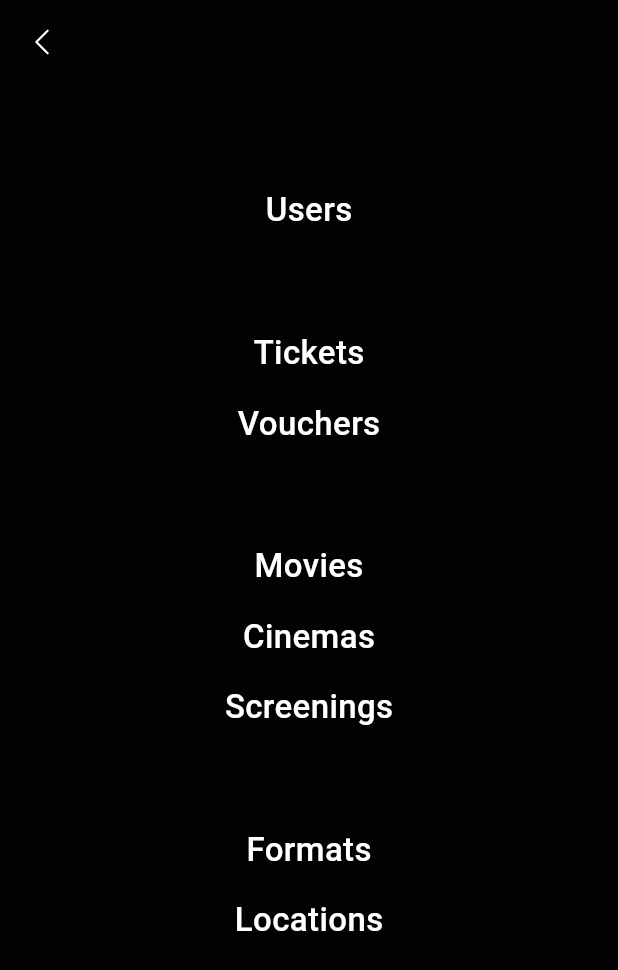
After one commit to nhatnguyen130102/movieTicketBookingApp, a Flutter app: the DashboardPage screen opened directly, after a tap on an icon or button, on a phone screen of 412 x 824 dp. The commit adds this screen. Shown: the top 970 px of the screen. Run offline on Flutter 3.47's test engine with Material 3 defaults, Android fonts, the phone set to English and light mode, and no system bars; our stand-ins replace barcode_widget, carousel_slider, cloud_firestore, expandable_text, firebase_auth, firebase_core and 11 more; missing offline and left inert: pay; accounts and stored records are empty.

Commit message:
update by Thao

```diff
--- a/lib/screen/admin/AD_dashboard.dart
+++ b/lib/screen/admin/AD_dashboard.dart
@@ -4,6 +4,8 @@ import 'package:gap/gap.dart';
 import '../../style/style.dart';
 import 'AD_editor.dart';
 import 'package:heroicons/heroicons.dart';
+
+import 'AD_sidebar.dart';
 
 
 
@@ -44,6 +46,21 @@ class _DashboardPageState extends State<DashboardPage> {
                     );
                   },
                   child: HeroIcon(HeroIcons.pencil),
+                ),
+              ),
+              Gap(8),
+              Container(
+                margin: EdgeInsets.only(right: 20),
+                child: GestureDetector(
+                  onTap: () {
+                    Navigator.push(
+                      context,
+                      MaterialPageRoute(
+                        builder: (context) => SidebarPage(),
+                      ),
+                    );
+                  },
+                  child: HeroIcon(HeroIcons.bars2),
                 ),
               ),
             ],
--- /dev/null
+++ b/lib/screen/admin/AD_sidebar.dart
@@ -0,0 +1,110 @@
+import 'package:flutter/material.dart';
+import 'package:gap/gap.dart';
+import 'package:heroicons/heroicons.dart';
+
+import '../../style/style.dart';
+
+class SidebarPage extends StatefulWidget {
+  const SidebarPage({super.key});
+
+  @override
+  State<SidebarPage> createState() => _SidebarPageState();
+}
+
+class _SidebarPageState extends State<SidebarPage> {
+  @override
+  Widget build(BuildContext context) {
+    TextStyle itemstyle = TextStyle(fontSize: 22, fontWeight: FontWeight.w500);
+    Size size = MediaQuery.of(context).size;
+    return Scaffold(
+      appBar: AppBar(
+        backgroundColor: background,
+        foregroundColor: white,
+        leading: IconButton(
+          icon: HeroIcon(
+            HeroIcons.chevronLeft,
+          ),
+          onPressed: () {
+            Navigator.of(context).pop();
+          },
+        ),
+        // title: Text('Name movie ${widget.number}'),
+      ),
+      body: Center(
+        child: Column(
+          children: [
+            Gap(size.width / 6),
+            GestureDetector(
+              onTap: (){},
+              child: Text(
+                'Users',
+                style: itemstyle,
+              ),
+            ),
+            Gap(64),
+
+            GestureDetector(
+              onTap: (){},
+              child: Text(
+                  'Tickets',
+                style: itemstyle,
+              ),
+            ),
+            Gap(16),
+
+            GestureDetector(
+              onTap: (){},
+              child: Text(
+                  'Vouchers',
+                style: itemstyle,
+              ),
+            ),
+            Gap(64),
+
+            GestureDetector(
+              onTap: (){},
+              child: Text(
+                  'Movies',
+                style: itemstyle,
+              ),
+            ),
+            Gap(16),
+            GestureDetector(
+              onTap: (){},
+              child: Text(
+                  'Cinemas',
+                style: itemstyle,
+              ),
+            ),
+            Gap(16),
+            GestureDetector(
+              onTap: (){},
+              child: Text(
+                  'Screenings',
+                style: itemstyle,
+              ),
+            ),
+            Gap(64),
+
+            GestureDetector(
+              onTap: (){},
+              child: Text(
+                  'Formats',
+                style: itemstyle,
+              ),
+            ),
+            Gap(16),
+            GestureDetector(
+              onTap: (){},
+              child: Text(
+                  'Locations',
+                style: itemstyle,
+              ),
+            ),
+            Gap(16),
+          ],
+        ),
+      )
+    );
+  }
+}
--- a/lib/screen/choosedate.dart
+++ b/lib/screen/choosedate.dart
@@ -490,7 +490,8 @@ class _Choose_DateState extends State<Choose_Date> {
                                               white.withOpacity(0.1),
                                           valueColor:
                                               AlwaysStoppedAnimation<Color>(
-                                                  yellow),
+                                                  yellow
+                                              ),
                                         ),
                                       ),
                                     ],
```
Also changed, not shown: lib/screen/choosePayment.dart (+4 -3 lines), lib/screen/chooseseat.dart (+42 -2 lines), 4 other files.
